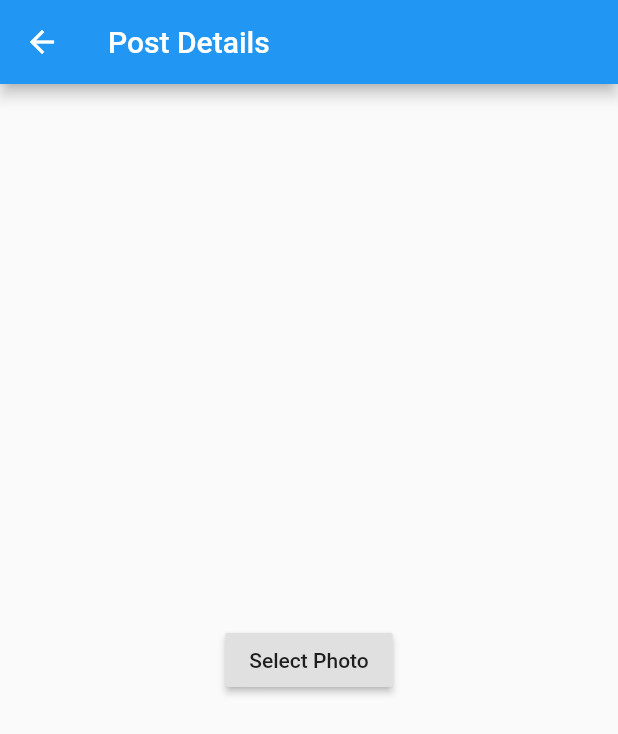
After one commit to JonPaulo/Mock-Instagram-App, a Flutter app: the DetailScreen screen opened by its route, after a tap on "Select Photo", on a phone screen of 412 x 824 dp. The commit adds this screen. Shown: the top 734 px of the screen. Run offline on Flutter 3.47's test engine with Material 2 defaults, Android fonts, the phone set to English and light mode, and no system bars; our stand-ins replace cloud_firestore, image_picker; accounts and stored records are empty.

Commit message:
add base photo-picking functionality

```diff
--- a/lib/app.dart
+++ b/lib/app.dart
@@ -1,10 +1,12 @@
 import 'package:flutter/material.dart';
+import 'package:wasteagram/screens/detail_screen.dart';
 
 import 'screens/list_screen.dart';
 
 class App extends StatelessWidget {
   static final routes = {
     ListScreen.routeName: (context) => ListScreen(),
+    DetailScreen.routeName: (context) => DetailScreen(),
   };
 
   @override
--- /dev/null
+++ b/lib/screens/detail_screen.dart
@@ -0,0 +1,44 @@
+import 'dart:io';
+import 'package:flutter/material.dart';
+
+import 'package:image_picker/image_picker.dart';
+
+class DetailScreen extends StatefulWidget {
+  static final routeName = 'detailScreen';
+  @override
+  _DetailScreenState createState() => _DetailScreenState();
+}
+
+class _DetailScreenState extends State<DetailScreen> {
+  File _image;
+
+  void getImage() async {
+    final pickedFile = await ImagePicker().getImage(source: ImageSource.camera);
+    setState(() {
+      if (pickedFile == null) {
+      } else {
+        _image = File(pickedFile.path);
+      }
+    });
+  }
+
+  @override
+  Widget build(BuildContext context) {
+    if (_image == null) {
+      return Scaffold(
+        appBar: AppBar(title: Text("Post Details")),
+        body: Center(
+          child: RaisedButton(
+            child: Text("Select Photo"),
+            onPressed: () {
+              getImage();
+            },
+          ),
+        ),
+      );
+    }
+    return Container(
+      child: Image.file(_image),
+    );
+  }
+}
--- a/pubspec.yaml
+++ b/pubspec.yaml
@@ -30,6 +30,7 @@ dependencies:
   # Use with the CupertinoIcons class for iOS style icons.
   cupertino_icons: ^0.1.3
   cloud_firestore: ^0.13.7
+  image_picker: ^0.6.7+4
 
 dev_dependencies:
   flutter_test:
```
Also changed, not shown: lib/screens/list_screen.dart (+15 -1 lines), pubspec.lock.
